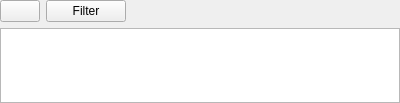
prymatex/prymatex, file src/prymatex/gui/ui_files/logwindow.ui: the form before one commit.
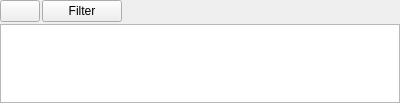
The form after the commit. Icons and pictures are not drawn.

What changed in the file:
```diff
--- a/src/prymatex/gui/ui_files/logwindow.ui
+++ b/src/prymatex/gui/ui_files/logwindow.ui
@@ -18,6 +18,9 @@
     <normaloff>:/actions/resources/actions/document-preview.png</normaloff>:/actions/resources/actions/document-preview.png</iconset>
   </property>
   <layout class="QVBoxLayout" name="verticalLayout">
+   <property name="spacing">
+    <number>2</number>
+   </property>
    <property name="margin">
     <number>0</number>
    </property>
```
Left out of the diff: 6 changed lines with no effect on the pictures.
